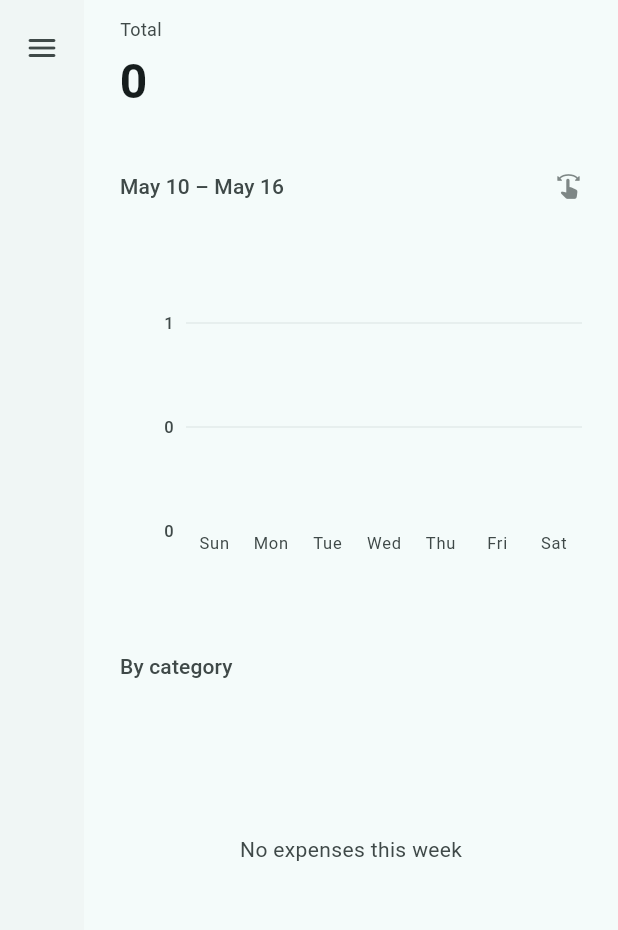
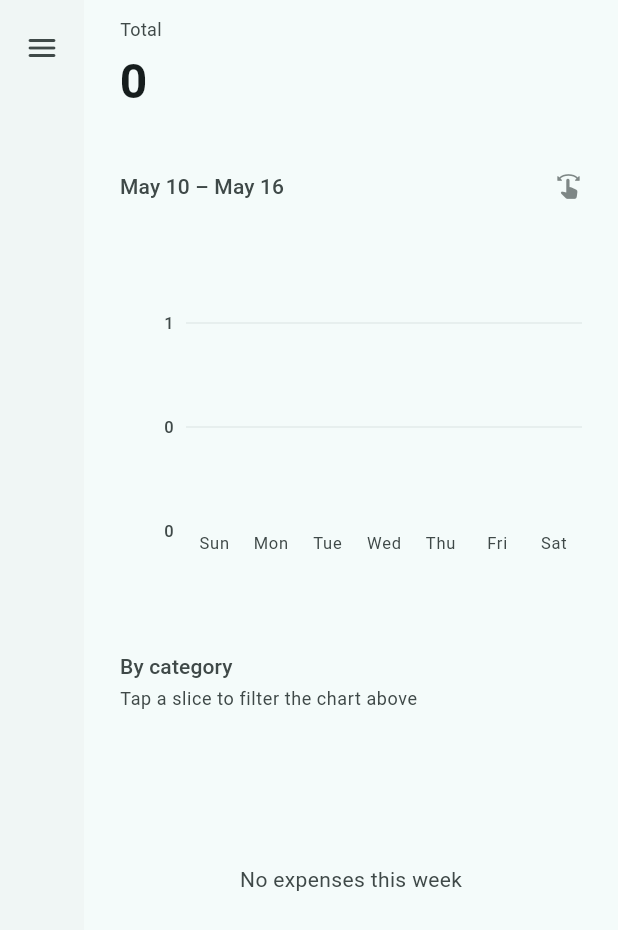
Before and after one commit to antharph/expenses_frontend, a Flutter app: the DashboardScreen screen opened directly, after a tap on "Dashboard", on a phone screen of 412 x 824 dp. Shown: the top 930 px of the screen. Run offline on Flutter 3.47's test engine with Material 3 defaults, Android fonts, the phone set to English and light mode, and no system bars; drawn by our look-alikes of fl_chart; our stand-ins replace dio, firebase_auth, firebase_core, flutter_dotenv, flutter_riverpod, flutter_slidable and 3 more; accounts and stored records are empty.

Commit message:
tap to filter

```diff
--- a/lib/features/dashboard/application/dashboard_expense_summary_provider.dart
+++ b/lib/features/dashboard/application/dashboard_expense_summary_provider.dart
@@ -34,6 +34,7 @@ class DashboardExpenseSummary {
     required this.weekTotal,
     required this.dailyTotals,
     required this.categoryTotals,
+    required this.categoryDailyTotals,
     required this.startDate,
     required this.endDate,
   });
@@ -43,8 +44,35 @@ class DashboardExpenseSummary {
   final double weekTotal;
   final List<DailyExpenseTotal> dailyTotals;
   final List<CategoryExpenseTotal> categoryTotals;
+
+  /// Per-category daily bars (same day order as [dailyTotals]).
+  final Map<String, List<DailyExpenseTotal>> categoryDailyTotals;
   final DateTime startDate;
   final DateTime endDate;
+
+  /// Bar chart + total for [categoryLabel], or the full week when [categoryLabel] is null.
+  DashboardExpenseSummary filteredView({String? categoryLabel}) {
+    if (categoryLabel == null) {
+      return this;
+    }
+    final daily = categoryDailyTotals[categoryLabel];
+    if (daily == null) {
+      return this;
+    }
+    final categoryTotal = categoryTotals
+        .where((c) => c.label == categoryLabel)
+        .fold<double>(0, (_, c) => c.total);
+    return DashboardExpenseSummary(
+      year: year,
+      week: week,
+      weekTotal: categoryTotal,
+      dailyTotals: daily,
+      categoryTotals: categoryTotals,
+      categoryDailyTotals: categoryDailyTotals,
+      startDate: startDate,
+      endDate: endDate,
+    );
+  }
 }
 
 const String kNoCategoryLabel = 'No Category';
@@ -61,6 +89,12 @@ String expenseCategoryLabel(Expense expense) {
 final dashboardSelectedWeekProvider = StateProvider<ExpenseWeekKey>((ref) {
   return ExpenseWeek.weekContaining(DateTime.now());
 });
+
+/// Active pie-chart category filter for a given week (null = show all).
+final dashboardCategoryFilterProvider =
+    StateProvider.autoDispose.family<String?, ExpenseWeekKey>(
+  (ref, weekKey) => null,
+);
 
 final dashboardExpenseSummaryProvider = FutureProvider.autoDispose
     .family<DashboardExpenseSummary, ExpenseWeekKey>((ref, weekKey) async {
@@ -82,23 +116,22 @@ DashboardExpenseSummary _emptySummaryForWeek(ExpenseWeekKey weekKey) {
     weekKey.week,
   );
 
+  final emptyDaily = _dailyTotalsForDays(
+    days: days,
+    amountsByDay: const {},
+    today: today,
+    isCurrentWeek: isCurrentWeek,
+  );
+
   return DashboardExpenseSummary(
     year: weekKey.year,
     week: weekKey.week,
     weekTotal: 0,
     startDate: days.first,
     endDate: days.last,
-    dailyTotals: days
-        .map(
-          (d) => DailyExpenseTotal(
-            day: d,
-            total: 0,
-            isToday: _sameCalendarDay(d, today),
-            isFuturePlaceholder: isCurrentWeek && d.isAfter(today),
-          ),
-        )
-        .toList(),
+    dailyTotals: emptyDaily,
     categoryTotals: const [],
+    categoryDailyTotals: const {},
   );
 }
 
@@ -123,6 +156,7 @@ Future<DashboardExpenseSummary> _loadWeekSummary(
   final days = ExpenseWeek.daysInWeek(weekKey.year, weekKey.week);
   final byDay = {for (final d in days) d: 0.0};
   final byCategory = <String, double>{};
+  final byCategoryDay = <String, Map<DateTime, double>>{};
 
   final rawList = body['data'];
   final list = rawList is List<dynamic> ? rawList : const <dynamic>[];
@@ -140,18 +174,26 @@ Future<DashboardExpenseSummary> _loadWeekSummary(
 
     final label = expenseCategoryLabel(e);
     byCategory[label] = (byCategory[label] ?? 0) + amount;
+    final categoryDays = byCategoryDay.putIfAbsent(label, () => {});
+    categoryDays[day] = (categoryDays[day] ?? 0) + amount;
   }
 
-  final dailyTotals = days
-      .map(
-        (d) => DailyExpenseTotal(
-          day: d,
-          total: byDay[d] ?? 0,
-          isToday: _sameCalendarDay(d, today),
-          isFuturePlaceholder: isCurrentWeek && d.isAfter(today),
-        ),
-      )
-      .toList();
+  final dailyTotals = _dailyTotalsForDays(
+    days: days,
+    amountsByDay: byDay,
+    today: today,
+    isCurrentWeek: isCurrentWeek,
+  );
+
+  final categoryDailyTotals = {
+    for (final entry in byCategoryDay.entries)
+      entry.key: _dailyTotalsForDays(
+        days: days,
+        amountsByDay: entry.value,
+        today: today,
+        isCurrentWeek: isCurrentWeek,
+      ),
+  };
 
   final categoryTotals = byCategory.entries
       .map((e) => CategoryExpenseTotal(label: e.key, total: e.value))
@@ -176,7 +218,26 @@ Future<DashboardExpenseSummary> _loadWeekSummary(
     endDate: endDate,
     dailyTotals: dailyTotals,
     categoryTotals: categoryTotals,
+    categoryDailyTotals: categoryDailyTotals,
   );
+}
+
+List<DailyExpenseTotal> _dailyTotalsForDays({
+  required List<DateTime> days,
+  required Map<DateTime, double> amountsByDay,
+  required DateTime today,
+  required bool isCurrentWeek,
+}) {
+  return days
+      .map(
+        (d) => DailyExpenseTotal(
+          day: d,
+          total: amountsByDay[d] ?? 0,
+          isToday: _sameCalendarDay(d, today),
+          isFuturePlaceholder: isCurrentWeek && d.isAfter(today),
+        ),
+      )
+      .toList();
 }
 
 bool _sameCalendarDay(DateTime a, DateTime b) =>
--- a/lib/features/dashboard/dashboard_screen.dart
+++ b/lib/features/dashboard/dashboard_screen.dart
@@ -294,17 +294,40 @@ class _WeekDashboardPage extends ConsumerWidget {
 
   final ExpenseWeekKey weekKey;
 
+  void _toggleCategoryFilter(WidgetRef ref, String label) {
+    final notifier = ref.read(dashboardCategoryFilterProvider(weekKey).notifier);
+    notifier.state = notifier.state == label ? null : label;
+  }
+
   @override
   Widget build(BuildContext context, WidgetRef ref) {
     final summaryAsync = ref.watch(dashboardExpenseSummaryProvider(weekKey));
+    final selectedCategory = ref.watch(dashboardCategoryFilterProvider(weekKey));
 
     return summaryAsync.when(
-      data: (summary) => SingleChildScrollView(
+      data: (summary) {
+        final display = summary.filteredView(categoryLabel: selectedCategory);
+
+        return SingleChildScrollView(
           physics: const ClampingScrollPhysics(),
           child: Column(
             crossAxisAlignment: CrossAxisAlignment.start,
             children: [
-            _WeekTotalHeader(total: summary.weekTotal),
+              _WeekTotalHeader(
+                total: display.weekTotal,
+                categoryLabel: selectedCategory,
+              ),
+              if (selectedCategory != null) ...[
+                const SizedBox(height: 8),
+                _CategoryFilterBanner(
+                  categoryLabel: selectedCategory,
+                  onClear: () {
+                    ref
+                        .read(dashboardCategoryFilterProvider(weekKey).notifier)
+                        .state = null;
+                  },
+                ),
+              ],
               const SizedBox(height: 40),
               _WeekRangeSubtitle(
                 startDate: summary.startDate,
@@ -314,7 +337,7 @@ class _WeekDashboardPage extends ConsumerWidget {
               SizedBox(
                 width: double.infinity,
                 height: 248,
-              child: _DailyExpenseBarChart(summary: summary),
+                child: _DailyExpenseBarChart(summary: display),
               ),
               const SizedBox(height: 40),
               Text(
@@ -324,11 +347,23 @@ class _WeekDashboardPage extends ConsumerWidget {
                   fontWeight: FontWeight.w500,
                 ),
               ),
+              const SizedBox(height: 4),
+              Text(
+                'Tap a slice to filter the chart above',
+                style: Theme.of(context).textTheme.bodySmall?.copyWith(
+                  color: Theme.of(context).colorScheme.onSurfaceVariant,
+                ),
+              ),
               const SizedBox(height: 12),
-            _CategoryExpensePieChart(summary: summary),
+              _CategoryExpensePieChart(
+                summary: summary,
+                selectedCategory: selectedCategory,
+                onCategorySelected: (label) => _toggleCategoryFilter(ref, label),
+              ),
             ],
           ),
-      ),
+        );
+      },
       loading: () => const Center(child: CircularProgressIndicator()),
       error: (error, stackTrace) => Center(
         child: Column(
@@ -355,20 +390,25 @@ class _WeekDashboardPage extends ConsumerWidget {
 }
 
 class _WeekTotalHeader extends StatelessWidget {
-  const _WeekTotalHeader({required this.total});
+  const _WeekTotalHeader({
+    required this.total,
+    this.categoryLabel,
+  });
 
   final double total;
+  final String? categoryLabel;
 
   @override
   Widget build(BuildContext context) {
     final theme = Theme.of(context);
     final currency = NumberFormat.currency(symbol: r'', decimalDigits: 0);
+    final filtered = categoryLabel != null;
 
     return Column(
       crossAxisAlignment: CrossAxisAlignment.start,
       children: [
         Text(
-          'Total',
+          filtered ? 'Total · $categoryLabel' : 'Total',
           style: theme.textTheme.bodySmall?.copyWith(
             color: theme.colorScheme.onSurfaceVariant,
             fontWeight: FontWeight.w400,
@@ -381,10 +421,62 @@ class _WeekTotalHeader extends StatelessWidget {
           style: theme.textTheme.headlineLarge?.copyWith(
             fontWeight: FontWeight.w700,
             letterSpacing: -0.5,
-            color: theme.colorScheme.onSurface,
+            color: filtered
+                ? theme.colorScheme.primary
+                : theme.colorScheme.onSurface,
           ),
         ),
       ],
+    );
+  }
+}
+
+class _CategoryFilterBanner extends StatelessWidget {
+  const _CategoryFilterBanner({
+    required this.categoryLabel,
+    required this.onClear,
+  });
+
+  final String categoryLabel;
+  final VoidCallback onClear;
+
+  @override
+  Widget build(BuildContext context) {
+    final theme = Theme.of(context);
+    final scheme = theme.colorScheme;
+
+    return Material(
+      color: scheme.primaryContainer.withValues(alpha: 0.45),
+      borderRadius: BorderRadius.circular(12),
+      child: Padding(
+        padding: const EdgeInsets.symmetric(horizontal: 4, vertical: 2),
+        child: Row(
+          children: [
+            Expanded(
+              child: Padding(
+                padding: const EdgeInsets.only(left: 12),
+                child: Text(
+                  'Showing $categoryLabel only',
+                  style: theme.textTheme.labelLarge?.copyWith(
+                    color: scheme.onPrimaryContainer,
+                  ),
+                ),
+              ),
+            ),
+            TextButton(
+              onPressed: onClear,
+              style: TextButton.styleFrom(
+                minimumSize: const Size(48, 48),
+                tapTargetSize: MaterialTapTargetSize.padded,
+              ),
+              child: Text(
+                'Clear',
+                style: TextStyle(color: scheme.primary),
+              ),
+            ),
+          ],
+        ),
+      ),
     );
   }
 }
@@ -653,9 +745,30 @@ List<Color> _pieChartColors(ColorScheme scheme, int count) {
 }
 
 class _CategoryExpensePieChart extends StatelessWidget {
-  const _CategoryExpensePieChart({required this.summary});
+  const _CategoryExpensePieChart({
+    required this.summary,
+    required this.selectedCategory,
+    required this.onCategorySelected,
+  });
 
   final DashboardExpenseSummary summary;
+  final String? selectedCategory;
+  final ValueChanged<String> onCategorySelected;
+
+  void _onPieTouch(
+    FlTouchEvent event,
+    PieTouchResponse? response,
+    List<CategoryExpenseTotal> totals,
+  ) {
+    if (!event.isInterestedForInteractions || response == null) {
+      return;
+    }
+    final index = response.touchedSection?.touchedSectionIndex;
+    if (index == null || index < 0 || index >= totals.length) {
+      return;
+    }
+    onCategorySelected(totals[index].label);
+  }
 
   @override
   Widget build(BuildContext context) {
@@ -680,50 +793,89 @@ class _CategoryExpensePieChart extends StatelessWidget {
 
     final colors = _pieChartColors(theme.colorScheme, totals.length);
     final currency = NumberFormat.currency(symbol: r'', decimalDigits: 0);
+    final scheme = theme.colorScheme;
 
     return Column(
       crossAxisAlignment: CrossAxisAlignment.start,
       children: [
-        SizedBox(
+        Semantics(
+          label: 'Expense breakdown by category. Tap a slice to filter.',
+          child: SizedBox(
             width: double.infinity,
             height: 220,
             child: PieChart(
               PieChartData(
                 sectionsSpace: 2,
                 centerSpaceRadius: 44,
-              pieTouchData: PieTouchData(enabled: true),
+                pieTouchData: PieTouchData(
+                  enabled: true,
+                  touchCallback: (event, response) =>
+                      _onPieTouch(event, response, totals),
+                ),
                 sections: [
                   for (var i = 0; i < totals.length; i++)
-                  PieChartSectionData(
-                    value: totals[i].total,
+                    _pieSection(
+                      theme: theme,
+                      scheme: scheme,
+                      entry: totals[i],
                       color: colors[i],
-                    radius: 52,
-                    showTitle: totals[i].total / grandTotal >= 0.08,
-                    title:
-                        '${(totals[i].total / grandTotal * 100).round()}%',
-                    titleStyle: theme.textTheme.labelSmall?.copyWith(
-                      color: theme.colorScheme.onPrimary,
-                      fontWeight: FontWeight.w600,
-                    ),
+                      grandTotal: grandTotal,
+                      selected: totals[i].label == selectedCategory,
+                      dimmed:
+                          selectedCategory != null &&
+                          totals[i].label != selectedCategory,
                     ),
                 ],
               ),
             ),
           ),
+        ),
         const SizedBox(height: 8),
         Wrap(
-          spacing: 16,
-          runSpacing: 10,
+          spacing: 8,
+          runSpacing: 4,
           children: [
             for (var i = 0; i < totals.length; i++)
               _CategoryLegendChip(
                 color: colors[i],
                 label: totals[i].label,
                 amount: currency.format(totals[i].total),
+                selected: totals[i].label == selectedCategory,
+                onTap: () => onCategorySelected(totals[i].label),
               ),
           ],
         ),
       ],
+    );
+  }
+
+  PieChartSectionData _pieSection({
+    required ThemeData theme,
+    required ColorScheme scheme,
+    required CategoryExpenseTotal entry,
+    required Color color,
+    required double grandTotal,
+    required bool selected,
+    required bool dimmed,
+  }) {
+    final share = entry.total / grandTotal;
+    final baseRadius = 52.0;
+    final radius = selected ? baseRadius + 6 : baseRadius;
+    final sectionColor = dimmed ? color.withValues(alpha: 0.35) : color;
+
+    return PieChartSectionData(
+      value: entry.total,
+      color: sectionColor,
+      radius: radius,
+      showTitle: share >= 0.08,
+      title: '${(share * 100).round()}%',
+      titleStyle: theme.textTheme.labelSmall?.copyWith(
+        color: scheme.onPrimary,
+        fontWeight: FontWeight.w600,
+      ),
+      borderSide: selected
+          ? BorderSide(color: scheme.onSurface, width: 2.5)
+          : BorderSide.none,
     );
   }
 }
@@ -733,17 +885,32 @@ class _CategoryLegendChip extends StatelessWidget {
     required this.color,
     required this.label,
     required this.amount,
+    required this.selected,
+    required this.onTap,
   });
 
   final Color color;
   final String label;
   final String amount;
+  final bool selected;
+  final VoidCallback onTap;
 
   @override
   Widget build(BuildContext context) {
     final theme = Theme.of(context);
+    final scheme = theme.colorScheme;
 
-    return Row(
+    return Material(
+      color: selected
+          ? scheme.primaryContainer.withValues(alpha: 0.55)
+          : Colors.transparent,
+      borderRadius: BorderRadius.circular(20),
+      child: InkWell(
+        onTap: onTap,
+        borderRadius: BorderRadius.circular(20),
+        child: Padding(
+          padding: const EdgeInsets.symmetric(horizontal: 10, vertical: 10),
+          child: Row(
             mainAxisSize: MainAxisSize.min,
             children: [
               Container(
@@ -755,10 +922,16 @@ class _CategoryLegendChip extends StatelessWidget {
               Text(
                 '$label · $amount',
                 style: theme.textTheme.labelMedium?.copyWith(
-            color: theme.colorScheme.onSurfaceVariant,
+                  color: selected
+                      ? scheme.onPrimaryContainer
+                      : scheme.onSurfaceVariant,
+                  fontWeight: selected ? FontWeight.w600 : FontWeight.w400,
                 ),
               ),
             ],
+          ),
+        ),
+      ),
     );
   }
 }
```
Lines whose indentation alone changed are shown as unchanged.
